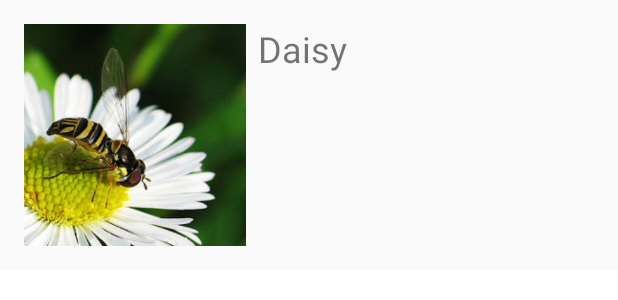
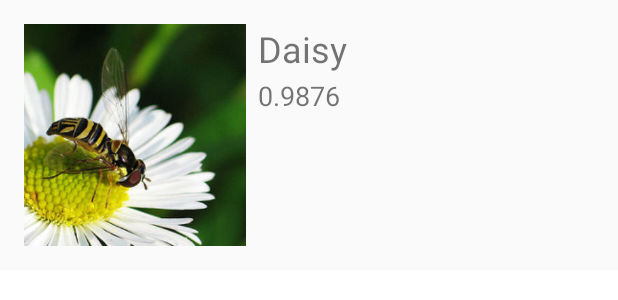
Before and after one commit to nex3z/tflite-flowers, an Android app: the layout view_result.xml on its own in the app's theme, with its tools: preview values and no code run, on a phone screen of 412 x 824 dp. Shown: the top 300 px of the screen. Run offline under Robolectric (Android 15) with nearby library versions, the phone set to English and light mode, and no system bars.

Commit message:
Add confidence.

```diff
--- a/android/app/src/main/java/com/nex3z/flowers/classification/ui/view/ResultView.kt
+++ b/android/app/src/main/java/com/nex3z/flowers/classification/ui/view/ResultView.kt
@@ -23,5 +23,6 @@ class ResultView(
     fun render(result: Result) {
         iv_vr_image.setImageBitmap(result.image)
         tv_vr_label.text = labels[result.recognition.label]
+        tv_vr_conf.text = String.format("%.4f", result.recognition.confidence)
     }
 }
--- a/android/app/src/main/res/layout/view_result.xml
+++ b/android/app/src/main/res/layout/view_result.xml
@@ -30,4 +30,15 @@
         app:layout_constraintTop_toTopOf="parent"
         tools:text="Daisy"/>
 
+    <TextView
+        android:id="@+id/tv_vr_conf"
+        android:layout_width="wrap_content"
+        android:layout_height="32dp"
+        android:layout_marginStart="@dimen/spacing_s"
+        android:gravity="center_vertical"
+        android:textSize="18sp"
+        app:layout_constraintLeft_toRightOf="@id/iv_vr_image"
+        app:layout_constraintTop_toBottomOf="@id/tv_vr_label"
+        tools:text="0.9876"/>
+
 </androidx.constraintlayout.widget.ConstraintLayout>
```
